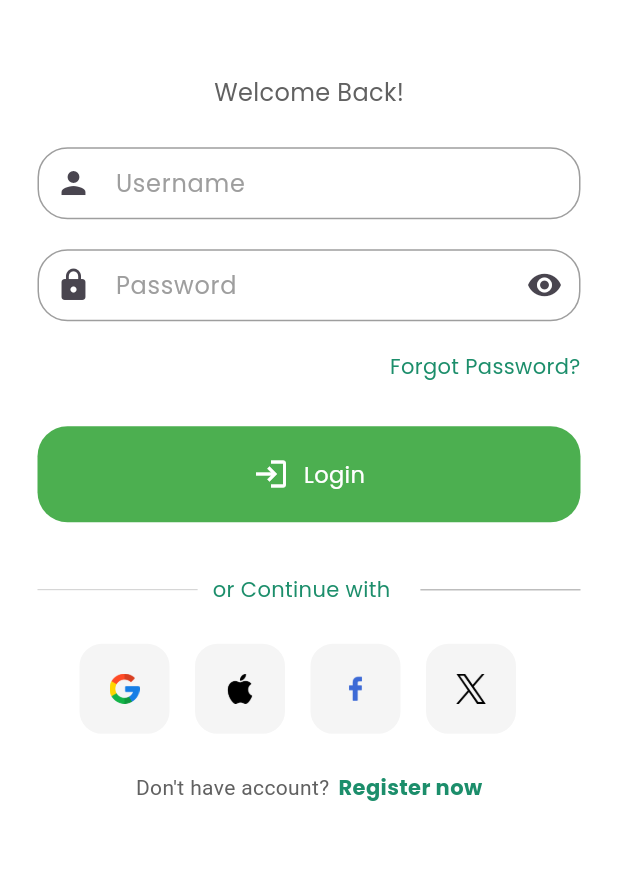
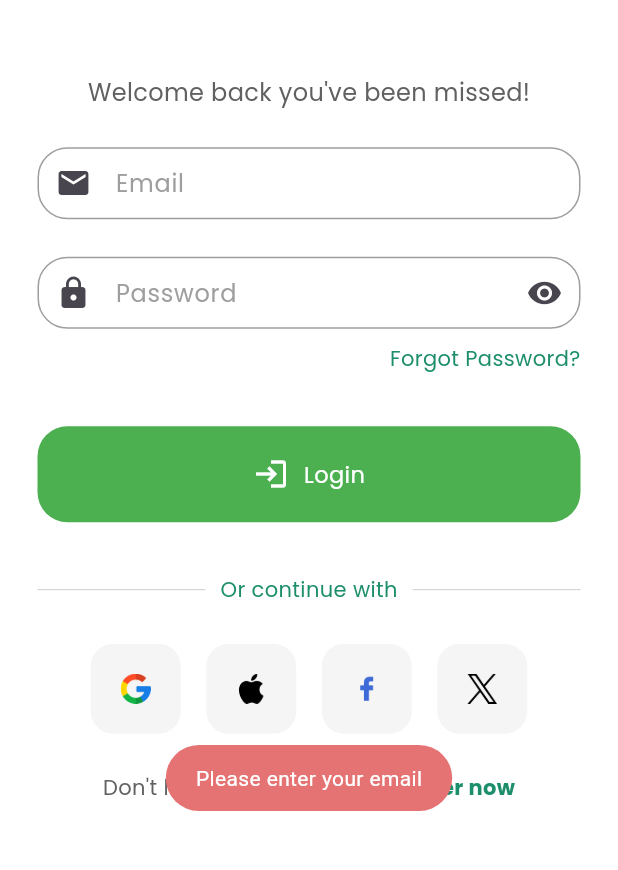
Before and after one commit to hollali/grocery_application, a Flutter app: the screen it shows after launch, after a tap on "Get Started", after a tap on "Login", on a phone screen of 412 x 824 dp, the part 329-1199 px from its top. Run offline on Flutter 3.47's test engine with Material 3 defaults, Android fonts, the phone set to English and light mode, and no system bars; our stand-ins replace firebase_auth, firebase_core, fluttertoast; accounts and stored records are empty.

Commit message:
Refactor LoginPage to use StatefulWidget, enhance UI, and improve error handling for sign-in process

```diff
--- a/lib/pages/login_page.dart
+++ b/lib/pages/login_page.dart
@@ -1,32 +1,129 @@
 import 'package:flutter/material.dart';
+import 'package:grocery_application/assets/components/my_button.dart';
+import 'package:grocery_application/assets/components/my_textfield.dart';
 import 'package:grocery_application/assets/components/square_tile.dart';
-import '../assets/components/my_textfield.dart';
-import '../assets/components/my_button.dart'; // Add this line // Ensure correct import path
-import './signup_page.dart'; // Ensure correct import path
-import './forgot_password.dart'; // Add this line
+import 'package:grocery_application/pages/forgot_password.dart';
+import 'package:grocery_application/pages/signup_page.dart';
+import 'package:firebase_auth/firebase_auth.dart';
+import 'package:fluttertoast/fluttertoast.dart';
+import 'package:grocery_application/pages/dashboard.dart';
 
-class LoginPage extends StatelessWidget {
-  LoginPage({super.key});
+class LoginPage extends StatefulWidget {
+  const LoginPage({super.key});
 
-  //* Text editing controllers
-  final TextEditingController usernameController = TextEditingController();
-  final TextEditingController passwordController = TextEditingController();
-
-  //* Login Function
-  void login() {}
-
-  //* Sign User In Function
-  void signUserIn() {
-    // Add your sign-in logic here
+  @override
+  State<LoginPage> createState() => _LoginPageState();
 }
 
-  //* Build Method
+class _LoginPageState extends State<LoginPage> {
+  // ---- text editing controller ----
+  final emailController = TextEditingController();
+  final passwordController = TextEditingController();
+  bool _isLoading = false;
+
+  void _showToast(String message, bool isError) {
+    Fluttertoast.showToast(
+      msg: message,
+      toastLength: Toast.LENGTH_SHORT,
+      gravity: ToastGravity.BOTTOM,
+      timeInSecForIosWeb: 2,
+      backgroundColor:
+          isError ? const Color(0xFFE57373) : const Color(0xFF1C8E6B),
+      textColor: Colors.white,
+      fontSize: 14.0,
+    );
+  }
+
+  Future<void> signUserIn() async {
+    setState(() => _isLoading = true);
+
+    try {
+      // Trim input values
+      final email = emailController.text.trim();
+      final password = passwordController.text.trim();
+
+      // Basic validation before making Firebase call
+      if (email.isEmpty) {
+        _showToast('Please enter your email', true);
+        return;
+      }
+      if (password.isEmpty) {
+        _showToast('Please enter your password', true);
+        return;
+      }
+
+      // Sign in with email and password
+      await FirebaseAuth.instance.signInWithEmailAndPassword(
+        email: email,
+        password: password,
+      );
+
+      // Clear controllers
+      emailController.clear();
+      passwordController.clear();
+
+      _showToast('Login successful!', false);
+
+      if (!mounted) return;
+      Navigator.pushReplacement(
+        context,
+        MaterialPageRoute(builder: (context) => const Dashboard()),
+      );
+    } on FirebaseAuthException catch (e) {
+      String errorMessage;
+      print('Firebase error code: ${e.code}'); // Debug print
+      print('Firebase error message: ${e.message}'); // Debug print
+
+      switch (e.code) {
+        case 'invalid-email':
+          errorMessage = 'The email address is badly formatted';
+          break;
+        case 'user-disabled':
+          errorMessage =
+              'This account has been disabled. Please contact support';
+          break;
+        case 'user-not-found':
+          errorMessage =
+              'No account found with this email. Please check or register';
+          break;
+        case 'wrong-password':
+        case 'invalid-credential': // Adding this to cover more cases
+          errorMessage = 'Incorrect password. Please try again';
+          break;
+        case 'too-many-requests':
+          errorMessage = 'Too many attempts. Please try again later';
+          break;
+        case 'network-request-failed':
+          errorMessage = 'Network error. Please check your connection';
+          break;
+        default:
+          errorMessage = 'Login failed: The supplied credentials are incorrect';
+      }
+      _showToast(errorMessage, true);
+    } catch (e) {
+      print('General error: $e'); // Debug print
+      _showToast('An unexpected error occurred. Please try again', true);
+    } finally {
+      if (mounted) {
+        setState(() => _isLoading = false);
+      }
+    }
+  }
+
+  @override
+  void dispose() {
+    emailController.dispose();
+    passwordController.dispose();
+    super.dispose();
+  }
 
   @override
   Widget build(BuildContext context) {
     return Scaffold(
       backgroundColor: Colors.white,
-      body: SafeArea(
+      body: Stack(
+        children: [
+          SafeArea(
             child: Container(
               height: MediaQuery.of(context).size.height,
               child: Center(
@@ -35,45 +132,47 @@ class LoginPage extends StatelessWidget {
                     mainAxisAlignment: MainAxisAlignment.center,
                     children: [
                       const SizedBox(height: 50),
-              //* Logo
+
+                      // ---- app logo ----
                       Image.asset(
                         'lib/assets/logo/logo - 1.png',
-                width: 100,
+                        height: 100,
                       ),
+
                       const SizedBox(height: 50),
 
-              //* Welcome Text
+                      // ---- welcome text ----
                       Text(
-                'Welcome Back!',
+                        'Welcome back you\'ve been missed!',
                         style: TextStyle(
+                          color: Colors.grey[700],
                           fontSize: 16,
-                  color: Colors.grey[700],
                           fontFamily: 'Poppins',
                         ),
                       ),
                       const SizedBox(height: 25),
 
-              //* Username TextField
+                      // ---- email text field ----
                       MyTextField(
-                controller: usernameController,
-                hintText: 'Username',
+                        controller: emailController,
+                        hintText: 'Email',
                         obscureText: false,
-                textStyle: TextStyle(fontFamily: 'Poppins'),
-                prefixIcon: Icons.person,
+                        textStyle: const TextStyle(fontFamily: 'Poppins'),
+                        prefixIcon: Icons.email,
                       ),
-              const SizedBox(height: 20),
+                      const SizedBox(height: 25),
 
-              //* Password TextField
+                      // ---- password text field ----
                       MyTextField(
                         controller: passwordController,
                         hintText: 'Password',
                         obscureText: true,
-                textStyle: TextStyle(fontFamily: 'Poppins'),
+                        textStyle: const TextStyle(fontFamily: 'Poppins'),
                         prefixIcon: Icons.lock,
                       ),
-              const SizedBox(height: 20),
+                      const SizedBox(height: 10),
 
-              //* Forgot Password
+                      // ---- forget password ----
                       Padding(
                         padding: const EdgeInsets.symmetric(horizontal: 25.0),
                         child: Row(
@@ -83,13 +182,12 @@ class LoginPage extends StatelessWidget {
                               onTap: () => Navigator.pushReplacement(
                                 context,
                                 MaterialPageRoute(
-                          builder: (context) => ForgotPasswordPage(),
-                        ),
+                                    builder: (context) => ForgotPasswordPage()),
                               ),
                               child: Text(
                                 'Forgot Password?',
                                 style: TextStyle(
-                          color: Color(0xFF1C8E6B),
+                                  color: const Color(0xFF1C8E6B),
                                   fontFamily: 'Poppins',
                                 ),
                               ),
@@ -97,7 +195,9 @@ class LoginPage extends StatelessWidget {
                           ],
                         ),
                       ),
-              const SizedBox(height: 20),
+                      const SizedBox(height: 25),
+
+                      // ---- login button ----
                       MyButton(
                         text: 'Login',
                         icon: Icons.login,
@@ -105,7 +205,7 @@ class LoginPage extends StatelessWidget {
                       ),
                       const SizedBox(height: 25),
 
-              //* or Continue with Google
+                      // ---- or continue with ----
                       Padding(
                         padding: const EdgeInsets.symmetric(horizontal: 25.0),
                         child: Row(
@@ -117,20 +217,19 @@ class LoginPage extends StatelessWidget {
                               ),
                             ),
                             Padding(
-                      padding: const EdgeInsets.symmetric(horizontal: 10.0),
+                              padding:
+                                  const EdgeInsets.symmetric(horizontal: 10.0),
                               child: Text(
-                        'or Continue with',
+                                'Or continue with',
                                 style: TextStyle(
-                          color: Color(0xFF1C8E6B),
-                          fontSize: 14,
+                                  color: const Color(0xFF1C8E6B),
                                   fontFamily: 'Poppins',
                                 ),
                               ),
                             ),
-                    const SizedBox(width: 10),
                             Expanded(
                               child: Divider(
-                        height: 1,
+                                thickness: 0.5,
                                 color: Colors.grey[400],
                               ),
                             ),
@@ -138,56 +237,75 @@ class LoginPage extends StatelessWidget {
                         ),
                       ),
                       const SizedBox(height: 25),
+                      // ----- social media buttons -----
                       Row(
                         mainAxisAlignment: MainAxisAlignment.center,
                         children: [
-                  //* Google Button
+                          // google
                           SquareTile(imagePath: 'lib/assets/images/google.png'),
-                  SizedBox(width: 15),
+                          const SizedBox(width: 15),
 
-                  //* apple Button
+                          // ---- apple ----
                           SquareTile(imagePath: 'lib/assets/images/apple.png'),
-                  SizedBox(width: 15),
-                  //* Facebook Button
-                  SquareTile(imagePath: 'lib/assets/images/facebook.png'),
-                  SizedBox(width: 15),
+                          const SizedBox(width: 15),
 
-                  //* Twitter Button
-                  SquareTile(imagePath: 'lib/assets/images/twitter.png'),
-                  SizedBox(width: 15),
+                          // ---- facebook ----
+                          SquareTile(
+                              imagePath: 'lib/assets/images/facebook.png'),
+                          const SizedBox(width: 15),
+
+                          // ---- twitter ----
+                          SquareTile(
+                              imagePath: 'lib/assets/images/twitter.png'),
                         ],
                       ),
                       const SizedBox(height: 25),
 
-              Row(mainAxisAlignment: MainAxisAlignment.center, children: [
+                      Row(
+                        mainAxisAlignment: MainAxisAlignment.center,
+                        children: [
                           Text(
-                  'Don\'t have account?',
+                            'Don\'t have an account? ',
                             style: TextStyle(
                               color: Colors.grey[700],
+                              fontFamily: 'Poppins',
                             ),
                           ),
-                const SizedBox(width: 6),
+                          const SizedBox(width: 4),
                           GestureDetector(
                             onTap: () => Navigator.pushReplacement(
                               context,
                               MaterialPageRoute(
-                      builder: (context) => SignUpPage(),
-                    ),
+                                  builder: (context) => const SignUpPage()),
                             ),
                             child: Text(
                               'Register now',
                               style: TextStyle(
-                      color: Color(0xFF1C8E6B),
+                                color: const Color(0xFF1C8E6B),
                                 fontWeight: FontWeight.bold,
-                      fontFamily: 'poppins',
+                                fontFamily: 'Poppins',
                               ),
                             ),
                           ),
-              ]),
                         ],
-          )),
                       ),
-      )),
+                    ],
+                  ),
+                ),
+              ),
+            ),
+          ),
+          if (_isLoading)
+            Container(
+              color: Colors.black.withOpacity(0.5),
+              child: const Center(
+                child: CircularProgressIndicator(
+                  valueColor: AlwaysStoppedAnimation<Color>(Color(0xFF1C8E6B)),
+                ),
+              ),
+            ),
+        ],
+      ),
     );
   }
 }
```
Lines whose indentation alone changed are shown as unchanged.
